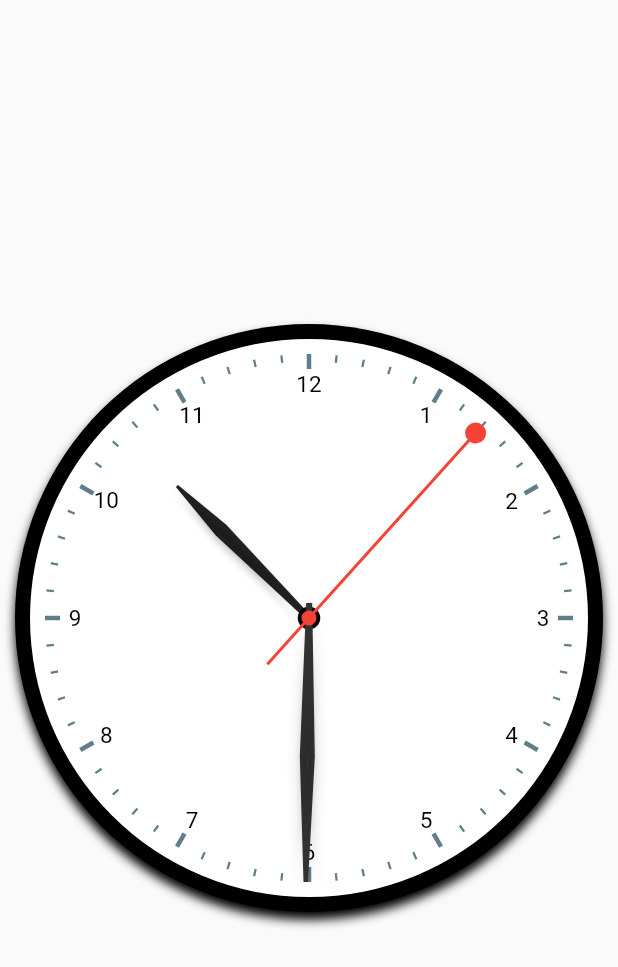
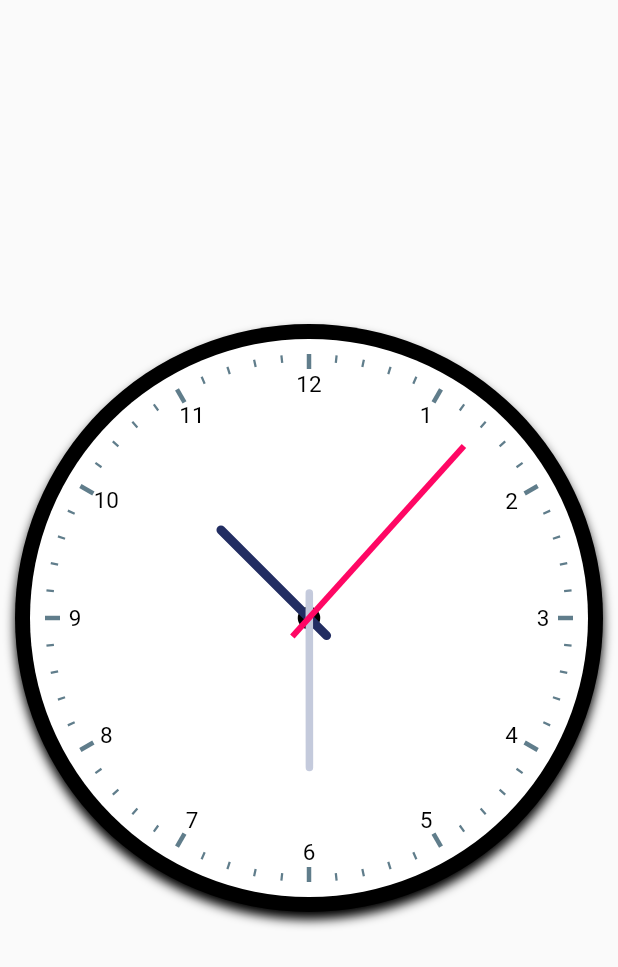
Before and after one commit to ruan65/flutter_clock_example, a Flutter app: the screen it shows after launch, on a phone screen of 412 x 824 dp. Shown: the top 967 px of the screen. Run offline on Flutter 3.47's test engine with Material 2 defaults, Android fonts, the phone set to English and light mode, and no system bars.

Commit message:
clock hands

```diff
--- a/lib/clock/hand_hour.dart
+++ b/lib/clock/hand_hour.dart
@@ -8,8 +8,10 @@ class HourHandPainter extends CustomPainter {
   int minutes;
 
   HourHandPainter({this.hours, this.minutes}) : hourHandPaint = new Paint() {
-    hourHandPaint.color = Colors.black87;
-    hourHandPaint.style = PaintingStyle.fill;
+    hourHandPaint.color = Color(0xff222d62);
+    hourHandPaint.style = PaintingStyle.stroke;
+    hourHandPaint.strokeWidth = 6.0;
+    hourHandPaint.strokeCap = StrokeCap.round;
   }
 
   @override
@@ -27,14 +29,8 @@ class HourHandPainter extends CustomPainter {
 
     Path path = new Path();
 
-    //hour hand stem
-    path.moveTo(-1.0, -radius + radius / 4);
-    path.lineTo(-5.0, -radius + radius / 2);
-    path.lineTo(-2.0, 0.0);
-    path.lineTo(2.0, 0.0);
-    path.lineTo(5.0, -radius + radius / 2);
-    path.lineTo(1.0, -radius + radius / 4);
-    path.close();
+    path.moveTo(0, -radius * 0.5);
+    path.lineTo(0, radius * 0.1);
 
     canvas.drawPath(path, hourHandPaint);
     canvas.drawShadow(path, Colors.black, 2.0, false);
--- a/lib/clock/hand_minute.dart
+++ b/lib/clock/hand_minute.dart
@@ -11,8 +11,10 @@ class MinuteHandPainter extends CustomPainter{
   int seconds;
 
   MinuteHandPainter({this.minutes, this.seconds}):minuteHandPaint= new Paint(){
-    minuteHandPaint.color= const Color(0xFF333333);
-    minuteHandPaint.style= PaintingStyle.fill;
+    minuteHandPaint.color = Color(0xffc5cbdd);
+    minuteHandPaint.style = PaintingStyle.stroke;
+    minuteHandPaint.strokeWidth = 5.0;
+    minuteHandPaint.strokeCap = StrokeCap.round;
 
   }
 
@@ -26,13 +28,9 @@ class MinuteHandPainter extends CustomPainter{
     canvas.rotate(2*pi*((this.minutes+(this.seconds/60))/60));
 
     Path path= new Path();
-    path.moveTo(-1.5, -radius-10.0);
-    path.lineTo(-5.0, -radius/1.8);
-    path.lineTo(-2.0, 10.0);
-    path.lineTo(2.0, 10.0);
-    path.lineTo(5.0, -radius/1.8);
-    path.lineTo(1.5, -radius-10.0);
-    path.close();
+    path.moveTo(-1.5, -radius * 0.6);
+    path.lineTo(0, radius * 0.1);
+
 
     canvas.drawPath(path, minuteHandPaint);
     canvas.drawShadow(path, Colors.black, 4.0, false);
--- a/lib/clock/hand_second.dart
+++ b/lib/clock/hand_second.dart
@@ -6,19 +6,14 @@ import 'package:flutter/material.dart';
 
 class SecondHandPainter extends CustomPainter{
   final Paint secondHandPaint;
-  final Paint secondHandPointsPaint;
 
   int seconds;
 
   SecondHandPainter({this.seconds}):
-        secondHandPaint= new Paint(),
-        secondHandPointsPaint= new Paint(){
-    secondHandPaint.color= Colors.red;
+        secondHandPaint= new Paint() {
+    secondHandPaint.color= Color(0xffff0764);
     secondHandPaint.style= PaintingStyle.stroke;
-    secondHandPaint.strokeWidth= 2.0;
-
-    secondHandPointsPaint.color=Colors.red;
-    secondHandPointsPaint.style= PaintingStyle.fill;
+    secondHandPaint.strokeWidth= 4.0;
 
   }
 
@@ -32,18 +27,10 @@ class SecondHandPainter extends CustomPainter{
     canvas.rotate(2*pi*this.seconds/60);
 
     Path path1= new Path();
-    Path path2 = new Path();
-    path1.moveTo(0.0, -radius );
-    path1.lineTo(0.0, radius/4);
-
-    path2.addOval(new Rect.fromCircle(radius: 7.0, center: new Offset(0.0, -radius)));
-    path2.addOval(new Rect.fromCircle(radius: 5.0, center: new Offset(0.0, 0.0)));
+    path1.moveTo(0.0, -radius * 0.93 );
+    path1.lineTo(0.0, radius * 0.1);
 
     canvas.drawPath(path1, secondHandPaint);
-    canvas.drawPath(path2, secondHandPointsPaint);
-
-//    canvas.drawShadow(path2, Colors.black, 4.0, false);
-
     canvas.restore();
   }
 
```
